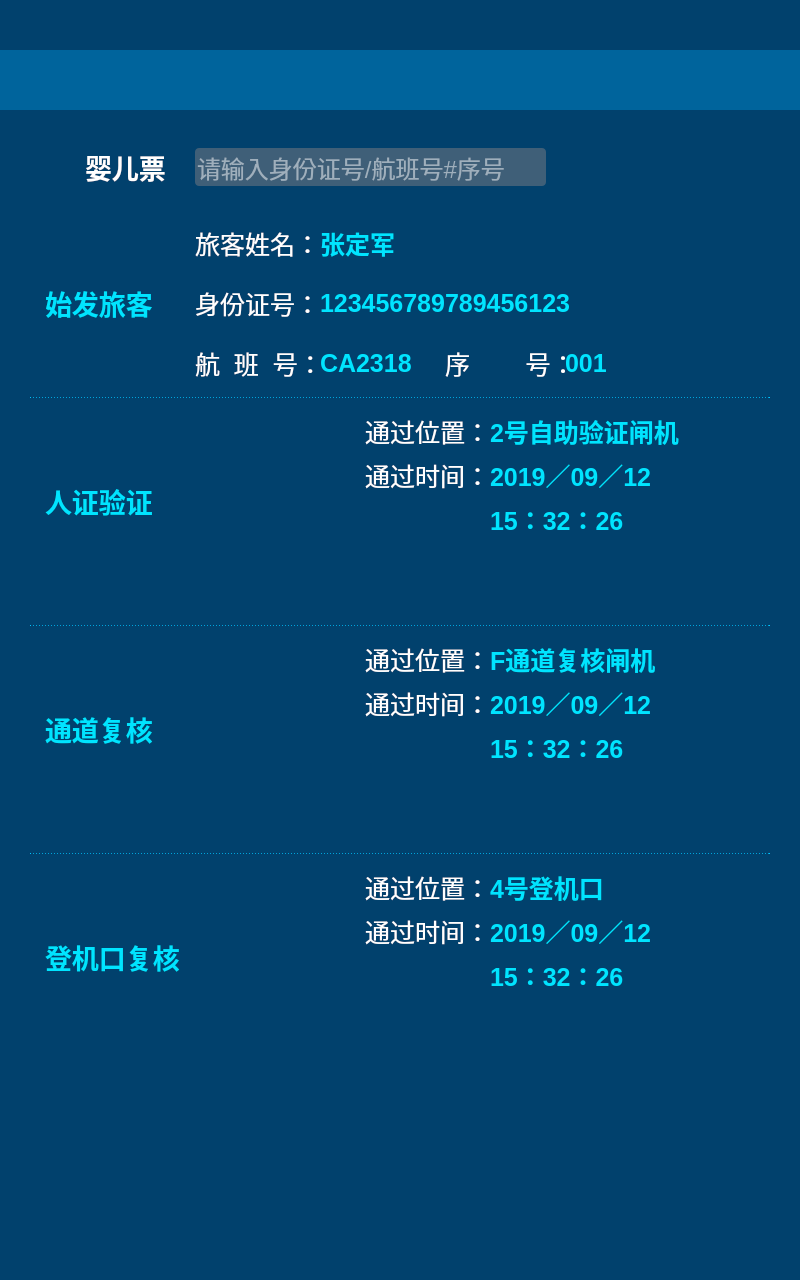
First picture: the form in BoardingControl_Linux/UI_Classes/workflowrecording.ui, repository 17719543022/Review, before the edit.
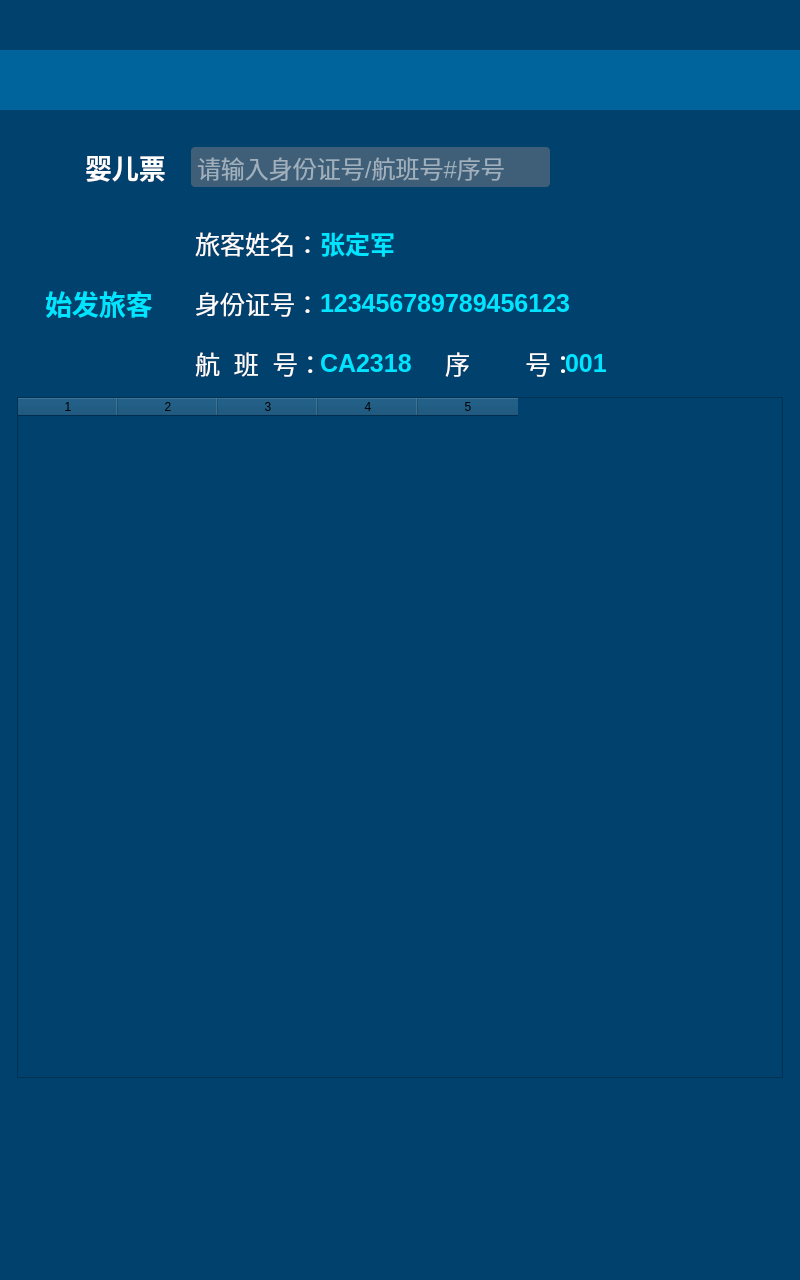
Second picture: the form after the edit. Icons and pictures are not drawn.

```diff
--- a/BoardingControl_Linux/UI_Classes/workflowrecording.ui
+++ b/BoardingControl_Linux/UI_Classes/workflowrecording.ui
@@ -163,34 +163,6 @@
       <set>Qt::AlignLeading|Qt::AlignLeft|Qt::AlignVCenter</set>
      </property>
     </widget>
-    <widget class="QLineEdit" name="flowQueryLineEdit">
-     <property name="geometry">
-      <rect>
-       <x>180</x>
-       <y>31</y>
-       <width>351</width>
-       <height>38</height>
-      </rect>
-     </property>
-     <property name="font">
-      <font>
-       <pointsize>18</pointsize>
-      </font>
-     </property>
-     <property name="styleSheet">
-      <string notr="true">border: 0;
-image: 0;
-background: rgb(63, 95, 120);
-color: rgb(255, 255, 255);
-border-radius: 4px;</string>
-     </property>
-     <property name="alignment">
-      <set>Qt::AlignJustify|Qt::AlignVCenter</set>
-     </property>
-     <property name="placeholderText">
-      <string>请输入身份证号/航班号#序号</string>
-     </property>
-    </widget>
     <widget class="QPushButton" name="flowQueryPushButton">
      <property name="geometry">
       <rect>
@@ -210,6 +182,41 @@
       <string/>
      </property>
     </widget>
+    <widget class="QWidget" name="flowQueryLineWidget" native="true">
+     <property name="geometry">
+      <rect>
+       <x>176</x>
+       <y>30</y>
+       <width>359</width>
+       <height>40</height>
+      </rect>
+     </property>
+     <property name="styleSheet">
+      <string notr="true">border: 0;
+image: 0;
+background: rgb(63, 95, 120);
+color: rgb(255, 255, 255);
+border-radius: 4px;</string>
+     </property>
+     <widget class="QLineEdit" name="flowQueryLineEdit">
+      <property name="geometry">
+       <rect>
+        <x>4</x>
+        <y>1</y>
+        <width>351</width>
+        <height>38</height>
+       </rect>
+      </property>
+      <property name="font">
+       <font>
+        <pointsize>18</pointsize>
+       </font>
+      </property>
+      <property name="placeholderText">
+       <string>请输入身份证号/航班号#序号</string>
+      </property>
+     </widget>
+    </widget>
    </widget>
    <widget class="QWidget" name="passengerWidget" native="true">
     <property name="geometry">
@@ -440,7 +447,7 @@
    <widget class="QWidget" name="securityWidget" native="true">
     <property name="geometry">
      <rect>
-      <x>0</x>
+      <x>800</x>
       <y>295</y>
       <width>770</width>
       <height>198</height>
@@ -627,7 +634,7 @@
    <widget class="QWidget" name="reviewgWidget" native="true">
     <property name="geometry">
      <rect>
-      <x>0</x>
+      <x>800</x>
       <y>523</y>
       <width>770</width>
       <height>198</height>
@@ -811,7 +818,7 @@
    <widget class="QWidget" name="revieweWidget" native="true">
     <property name="geometry">
      <rect>
-      <x>0</x>
+      <x>800</x>
       <y>751</y>
       <width>770</width>
       <height>198</height>
@@ -998,7 +1005,7 @@
       <x>15</x>
       <y>280</y>
       <width>740</width>
-      <height>1</height>
+      <height>2</height>
      </rect>
     </property>
     <property name="styleSheet">
@@ -1007,7 +1014,7 @@
 border-radius: 0;
 border-width: 1px;
 border-style: dashed;
-border-color: rgb(0, 198, 255);</string>
+border-color: rgb(135, 183, 194);</string>
     </property>
     <property name="text">
      <string/>
@@ -1019,7 +1026,7 @@
       <x>15</x>
       <y>508</y>
       <width>740</width>
-      <height>1</height>
+      <height>2</height>
      </rect>
     </property>
     <property name="styleSheet">
@@ -1028,7 +1035,7 @@
 border-radius: 0;
 border-width: 1px;
 border-style: dashed;
-border-color: rgb(0, 198, 255);</string>
+border-color: rgb(135, 183, 194);</string>
     </property>
     <property name="text">
      <string/>
@@ -1040,7 +1047,7 @@
       <x>15</x>
       <y>736</y>
       <width>740</width>
-      <height>1</height>
+      <height>2</height>
      </rect>
     </property>
     <property name="styleSheet">
@@ -1049,12 +1056,30 @@
 border-radius: 0;
 border-width: 1px;
 border-style: dashed;
-border-color: rgb(0, 198, 255);</string>
+border-color: rgb(135, 183, 194);</string>
     </property>
     <property name="text">
      <string/>
     </property>
    </widget>
+   <widget class="QTableWidget" name="flowTableWidget">
+    <property name="geometry">
+     <rect>
+      <x>2</x>
+      <y>280</y>
+      <width>766</width>
+      <height>681</height>
+     </rect>
+    </property>
+    <property name="columnCount">
+     <number>5</number>
+    </property>
+    <column/>
+    <column/>
+    <column/>
+    <column/>
+    <column/>
+   </widget>
   </widget>
   <widget class="QWidget" name="buttonSuitWidget_1" native="true">
    <property name="geometry">
```
